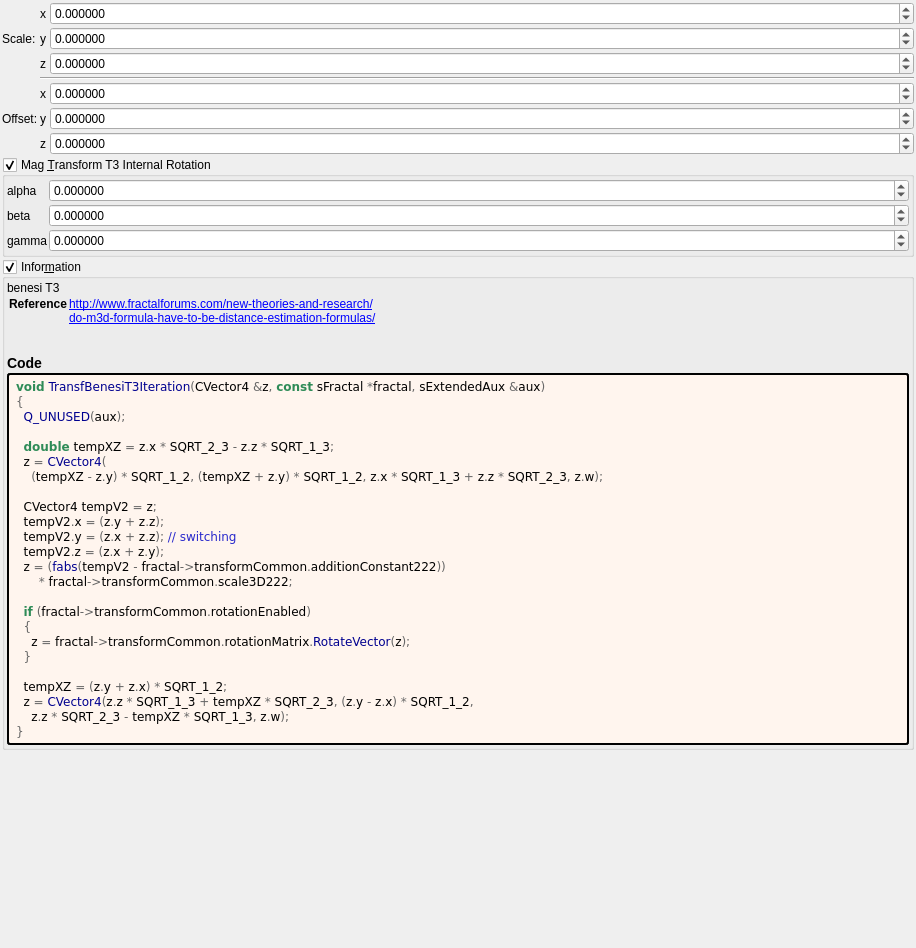
First picture: the form in mandelbulber2/formula/ui/transf_benesi_t3.ui, repository buddhi1980/mandelbulber2, before the edit.
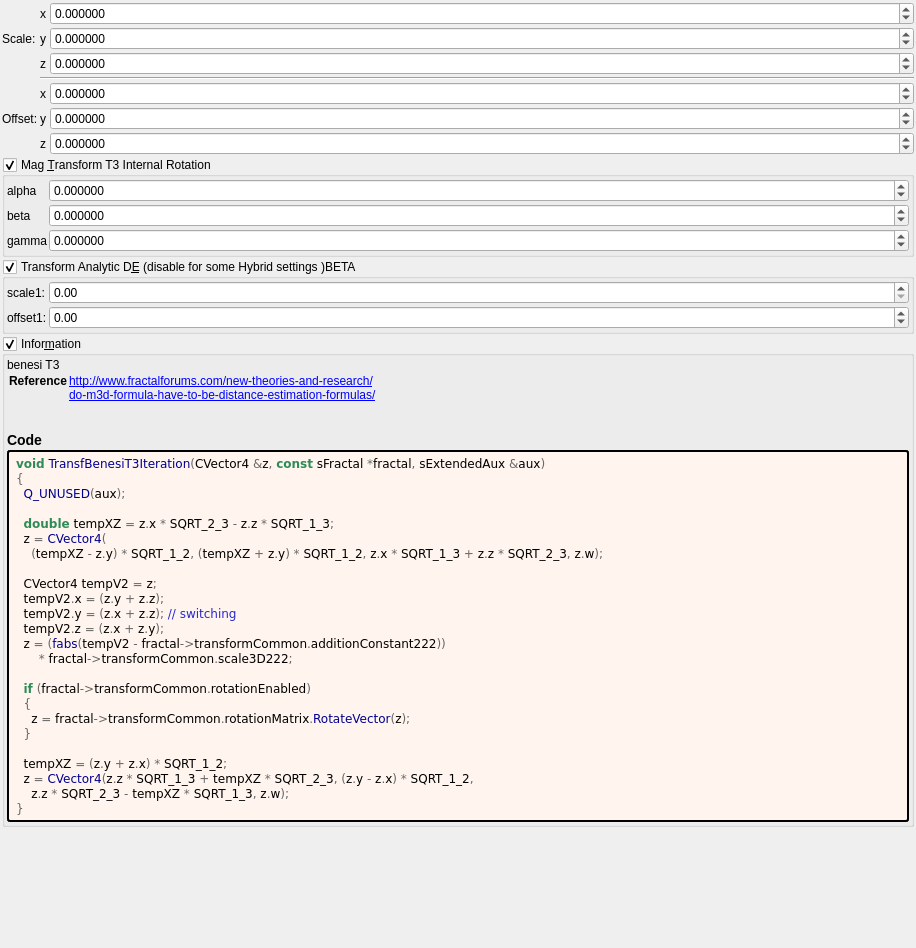
Second picture: the form after the edit. Custom widgets are drawn as their Qt base class.

Commit message: implement analytic DE T3, T4 & T5B

```diff
--- a/mandelbulber2/formula/ui/transf_benesi_t3.ui
+++ b/mandelbulber2/formula/ui/transf_benesi_t3.ui
@@ -406,6 +406,110 @@
      </layout>
     </widget>
    </item>
+   <item>
+    <widget class="MyGroupBox" name="groupCheck_analyticDE_enabled">
+     <property name="title">
+      <string>Transform Analytic D&amp;E (disable for some Hybrid settings )BETA</string>
+     </property>
+     <property name="checkable">
+      <bool>true</bool>
+     </property>
+     <layout class="QVBoxLayout" name="verticalLayout_12" stretch="0">
+      <property name="spacing">
+       <number>2</number>
+      </property>
+      <property name="leftMargin">
+       <number>2</number>
+      </property>
+      <property name="topMargin">
+       <number>2</number>
+      </property>
+      <property name="rightMargin">
+       <number>2</number>
+      </property>
+      <property name="bottomMargin">
+       <number>2</number>
+      </property>
+      <item>
+       <layout class="QGridLayout" name="gridLayout_28" columnstretch="0,0,1">
+        <property name="spacing">
+         <number>2</number>
+        </property>
+        <item row="1" column="1">
+         <widget class="QLabel" name="label_178">
+          <property name="text">
+           <string>offset1:</string>
+          </property>
+         </widget>
+        </item>
+        <item row="0" column="1">
+         <widget class="QLabel" name="label_179">
+          <property name="text">
+           <string>scale1:</string>
+          </property>
+         </widget>
+        </item>
+        <item row="0" column="2">
+         <widget class="MyDoubleSpinBox" name="spinbox_analyticDE_scale_1">
+          <property name="sizePolicy">
+           <sizepolicy hsizetype="Minimum" vsizetype="Maximum">
+            <horstretch>0</horstretch>
+            <verstretch>0</verstretch>
+           </sizepolicy>
+          </property>
+          <property name="prefix">
+           <string/>
+          </property>
+          <property name="suffix">
+           <string/>
+          </property>
+          <property name="decimals">
+           <number>2</number>
+          </property>
+          <property name="minimum">
+           <double>0.000000000000000</double>
+          </property>
+          <property name="maximum">
+           <double>99.989999999999995</double>
+          </property>
+          <property name="singleStep">
+           <double>0.100000000000000</double>
+          </property>
+         </widget>
+        </item>
+        <item row="1" column="2">
+         <widget class="MyDoubleSpinBox" name="spinbox_analyticDE_offset_1">
+          <property name="sizePolicy">
+           <sizepolicy hsizetype="Minimum" vsizetype="Maximum">
+            <horstretch>0</horstretch>
+            <verstretch>0</verstretch>
+           </sizepolicy>
+          </property>
+          <property name="prefix">
+           <string/>
+          </property>
+          <property name="suffix">
+           <string/>
+          </property>
+          <property name="decimals">
+           <number>2</number>
+          </property>
+          <property name="minimum">
+           <double>-99.989999999999995</double>
+          </property>
+          <property name="maximum">
+           <double>99.989999999999995</double>
+          </property>
+          <property name="singleStep">
+           <double>0.100000000000000</double>
+          </property>
+         </widget>
+        </item>
+       </layout>
+      </item>
+     </layout>
+    </widget>
+   </item>
    <item>
     <widget class="MyGroupBox" name="groupCheck_info">
      <property name="title">
@@ -518,17 +622,17 @@
   </layout>
  </widget>
  <customwidgets>
-  <customwidget>
-   <class>MyDoubleSpinBox</class>
-   <extends>QDoubleSpinBox</extends>
-   <header>my_double_spin_box.h</header>
-  </customwidget>
   <customwidget>
    <class>MyGroupBox</class>
    <extends>QGroupBox</extends>
    <header>my_group_box.h</header>
    <container>1</container>
   </customwidget>
+  <customwidget>
+   <class>MyDoubleSpinBox</class>
+   <extends>QDoubleSpinBox</extends>
+   <header>my_double_spin_box.h</header>
+  </customwidget>
  </customwidgets>
  <tabstops>
   <tabstop>spinbox3_transf_scale3D_222_x</tabstop>
```
Left out of the diff: 2 changed lines with no effect on the pictures. The commit also changes 8 other files.
